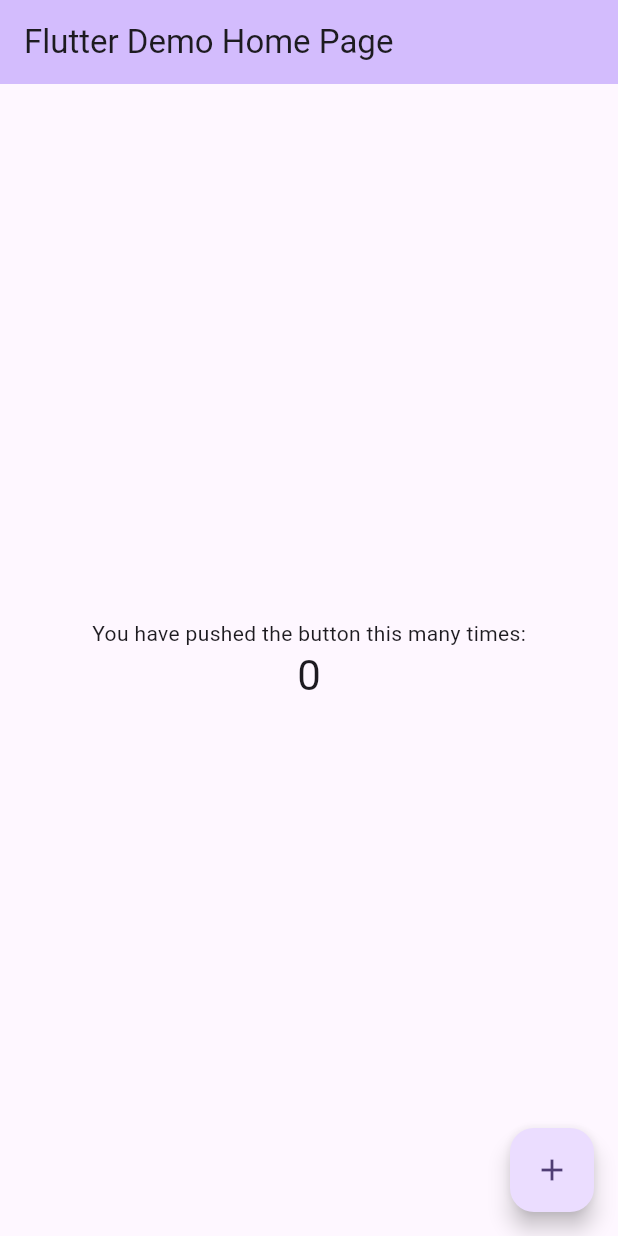
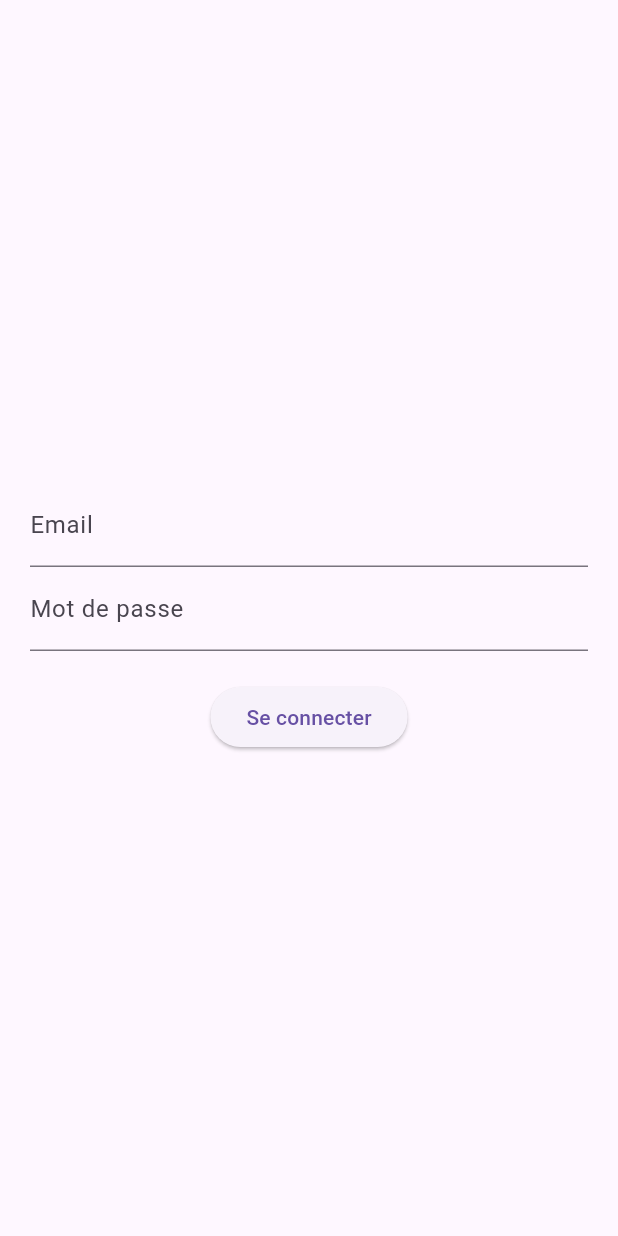
Before and after one commit to Nemesis1EMPIRE/traffic, a Flutter app: the screen it shows after launch, on a phone screen of 412 x 824 dp. Run offline on Flutter 3.47's test engine with Material 3 defaults, Android fonts, the phone set to English and light mode, and no system bars; our stand-ins replace supabase_flutter; accounts and stored records are empty.

Commit message:
Update main.dart

```diff
--- a/lib/main.dart
+++ b/lib/main.dart
@@ -1,125 +1,88 @@
 import 'package:flutter/material.dart';
+import 'package:supabase_flutter/supabase_flutter.dart';
 
-void main() {
-  runApp(const MyApp());
+void main() async {
+  WidgetsFlutterBinding.ensureInitialized();
+  await Supabase.initialize(
+    url: 'https://msvbdururblzqnhyxfqz.supabase.co',
+    anonKey: 'eyJhbGciOiJIUzI1NiIsInR5cCI6IkpXVCJ9.eyJpc3MiOiJzdXBhYmFzZSIsInJlZiI6Im1zdmJkdXJ1cmJsenFuaHl4ZnF6Iiwicm9sZSI6ImFub24iLCJpYXQiOjE3NDE1ODcxNTYsImV4cCI6MjA1NzE2MzE1Nn0.en7ybyX9WmkCtghcb4_aOfQe_xkkBn8Z5Y5l0qpb4vE',
+  );
+  runApp(MyApp());
 }
 
 class MyApp extends StatelessWidget {
-  const MyApp({super.key});
-
-  // This widget is the root of your application.
   @override
   Widget build(BuildContext context) {
     return MaterialApp(
-      title: 'Flutter Demo',
-      theme: ThemeData(
-        // This is the theme of your application.
-        //
-        // TRY THIS: Try running your application with "flutter run". You'll see
-        // the application has a purple toolbar. Then, without quitting the app,
-        // try changing the seedColor in the colorScheme below to Colors.green
-        // and then invoke "hot reload" (save your changes or press the "hot
-        // reload" button in a Flutter-supported IDE, or press "r" if you used
-        // the command line to start the app).
-        //
-        // Notice that the counter didn't reset back to zero; the application
-        // state is not lost during the reload. To reset the state, use hot
-        // restart instead.
-        //
-        // This works for code too, not just values: Most code changes can be
-        // tested with just a hot reload.
-        colorScheme: ColorScheme.fromSeed(seedColor: Colors.deepPurple),
-        useMaterial3: true,
-      ),
-      home: const MyHomePage(title: 'Flutter Demo Home Page'),
+      debugShowCheckedModeBanner: false,
+      home: LoginPage(),
     );
   }
 }
 
-class MyHomePage extends StatefulWidget {
-  const MyHomePage({super.key, required this.title});
-
-  // This widget is the home page of your application. It is stateful, meaning
-  // that it has a State object (defined below) that contains fields that affect
-  // how it looks.
-
-  // This class is the configuration for the state. It holds the values (in this
-  // case the title) provided by the parent (in this case the App widget) and
-  // used by the build method of the State. Fields in a Widget subclass are
-  // always marked "final".
-
-  final String title;
-
+class LoginPage extends StatefulWidget {
   @override
-  State<MyHomePage> createState() => _MyHomePageState();
+  _LoginPageState createState() => _LoginPageState();
 }
 
-class _MyHomePageState extends State<MyHomePage> {
-  int _counter = 0;
+class _LoginPageState extends State<LoginPage> {
+  final TextEditingController _emailController = TextEditingController();
+  final TextEditingController _passwordController = TextEditingController();
+  final SupabaseClient supabase = Supabase.instance.client;
 
-  void _incrementCounter() {
-    setState(() {
-      // This call to setState tells the Flutter framework that something has
-      // changed in this State, which causes it to rerun the build method below
-      // so that the display can reflect the updated values. If we changed
-      // _counter without calling setState(), then the build method would not be
-      // called again, and so nothing would appear to happen.
-      _counter++;
-    });
+  Future<void> _signIn() async {
+    try {
+      final AuthResponse res = await supabase.auth.signInWithPassword(
+        email: _emailController.text,
+        password: _passwordController.text,
+      );
+      if (res.session != null) {
+        Navigator.pushReplacement(
+          context,
+          MaterialPageRoute(builder: (context) => HomePage()),
+        );
+      }
+    } catch (e) {
+      ScaffoldMessenger.of(context).showSnackBar(
+        SnackBar(content: Text('Erreur : ${e.toString()}')),
+      );
+    }
   }
 
   @override
   Widget build(BuildContext context) {
-    // This method is rerun every time setState is called, for instance as done
-    // by the _incrementCounter method above.
-    //
-    // The Flutter framework has been optimized to make rerunning build methods
-    // fast, so that you can just rebuild anything that needs updating rather
-    // than having to individually change instances of widgets.
     return Scaffold(
-      appBar: AppBar(
-        // TRY THIS: Try changing the color here to a specific color (to
-        // Colors.amber, perhaps?) and trigger a hot reload to see the AppBar
-        // change color while the other colors stay the same.
-        backgroundColor: Theme.of(context).colorScheme.inversePrimary,
-        // Here we take the value from the MyHomePage object that was created by
-        // the App.build method, and use it to set our appbar title.
-        title: Text(widget.title),
-      ),
-      body: Center(
-        // Center is a layout widget. It takes a single child and positions it
-        // in the middle of the parent.
+      body: Padding(
+        padding: const EdgeInsets.all(20.0),
         child: Column(
-          // Column is also a layout widget. It takes a list of children and
-          // arranges them vertically. By default, it sizes itself to fit its
-          // children horizontally, and tries to be as tall as its parent.
-          //
-          // Column has various properties to control how it sizes itself and
-          // how it positions its children. Here we use mainAxisAlignment to
-          // center the children vertically; the main axis here is the vertical
-          // axis because Columns are vertical (the cross axis would be
-          // horizontal).
-          //
-          // TRY THIS: Invoke "debug painting" (choose the "Toggle Debug Paint"
-          // action in the IDE, or press "p" in the console), to see the
-          // wireframe for each widget.
           mainAxisAlignment: MainAxisAlignment.center,
-          children: <Widget>[
-            const Text(
-              'You have pushed the button this many times:',
+          children: [
+            TextField(
+              controller: _emailController,
+              decoration: InputDecoration(labelText: 'Email'),
             ),
-            Text(
-              '$_counter',
-              style: Theme.of(context).textTheme.headlineMedium,
+            TextField(
+              controller: _passwordController,
+              obscureText: true,
+              decoration: InputDecoration(labelText: 'Mot de passe'),
+            ),
+            SizedBox(height: 20),
+            ElevatedButton(
+              onPressed: _signIn,
+              child: Text('Se connecter'),
             ),
           ],
         ),
       ),
-      floatingActionButton: FloatingActionButton(
-        onPressed: _incrementCounter,
-        tooltip: 'Increment',
-        child: const Icon(Icons.add),
-      ), // This trailing comma makes auto-formatting nicer for build methods.
     );
   }
 }
+
+class HomePage extends StatelessWidget {
+  @override
+  Widget build(BuildContext context) {
+    return Scaffold(
+      body: Center(child: Text('Bienvenue sur l'app cinéma !')),
+    );
+  }
+}
```
